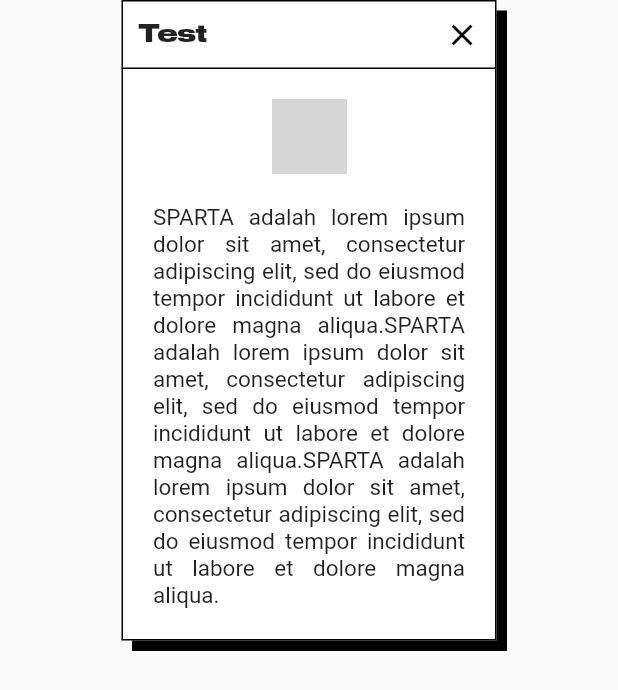
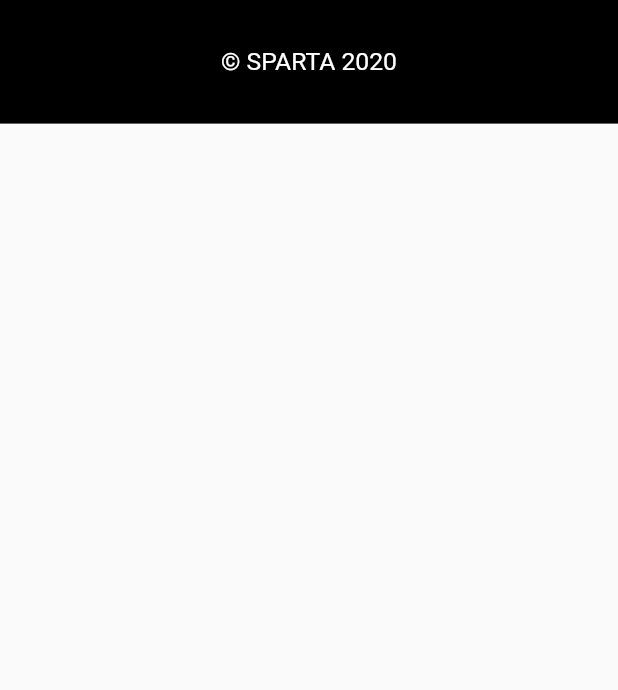
Before and after one commit to PLBU/SPARTA-Web-Dev-Frontend, a Flutter app: the screen it shows after launch, on a phone screen of 412 x 824 dp. Shown: the top 690 px of the screen. Run offline on Flutter 3.47's test engine with Material 2 defaults, Android fonts, the phone set to English and light mode, and no system bars; grey boxes are pictures that could not be loaded.

Commit message:
Add Footer

```diff
--- a/lib/pages/home/home.dart
+++ b/lib/pages/home/home.dart
@@ -2,6 +2,7 @@ import 'package:flutter/material.dart';
 import 'package:sparta/widgets/my_title.dart';
 import 'package:sparta/widgets/my_running_logo.dart';
 import 'package:sparta/widgets/my_card.dart';
+import 'package:sparta/widgets/my_footer.dart';
 
 class HomePage extends StatelessWidget {
   const HomePage({Key key}) : super(key: key);
@@ -14,19 +15,8 @@ class HomePage extends StatelessWidget {
         child: Column(
           crossAxisAlignment: CrossAxisAlignment.center,
           children: [
-            MyCard(
-              title: "Test",
-              image: Image.asset('images/PatternSparta.png',width: 50,height: 50,),
-              content: "SPARTA adalah lorem ipsum dolor sit amet, consectetur adipiscing elit, sed do eiusmod tempor incididunt ut labore et dolore magna aliqua.SPARTA adalah lorem ipsum dolor sit amet, consectetur adipiscing elit, sed do eiusmod tempor incididunt ut labore et dolore magna aliqua.SPARTA adalah lorem ipsum dolor sit amet, consectetur adipiscing elit, sed do eiusmod tempor incididunt ut labore et dolore magna aliqua.",
-              type: CardType.Right,
-            ),
-            // MyTitle(text: "IKUZO", logo: "!!"),
-            // SizedBox(height: 100),
-            // SizedBox(height: 100),
-            // MyTitle(text: "SPARTA", logo: "?"),
-            // SizedBox(height: 100),
-            // MyTitle(text: "Profile"),
-          ],
+            MyFooter(),
+            ],
         ),
       ),
     );
--- /dev/null
+++ b/lib/widgets/my_footer.dart
@@ -0,0 +1,47 @@
+import 'package:flutter/gestures.dart';
+import 'package:flutter/material.dart';
+import 'package:sparta/utils/ui_utils.dart';
+
+class MyFooter extends StatelessWidget {
+  String text = "© SPARTA 2020";
+
+  @override
+  Widget build(BuildContext context) {
+    ////// Style
+    //// Footer box
+    double footerHeight = MediaQuery.of(context).size.height/10;
+    Color footerColor = Colors.black;
+
+    //// Font
+    Color fontColor = Colors.white;
+    double fontSize = footerHeight/5;
+    String fontFamily = 'Roboto';
+
+    // Build implementation
+    return Container(
+      // Size
+      height: footerHeight,
+      width: double.infinity,
+
+      // Color
+      decoration: BoxDecoration(
+        color: footerColor,
+      ),
+
+      //
+      alignment: Alignment.center,
+
+      // Text
+      child: Text(
+        text,
+        style: TextStyle(
+          color: fontColor,
+          fontSize: fontSize,
+          fontFamily: fontFamily,
+          ),
+        ),
+
+    );
+  }
+
+}
```
